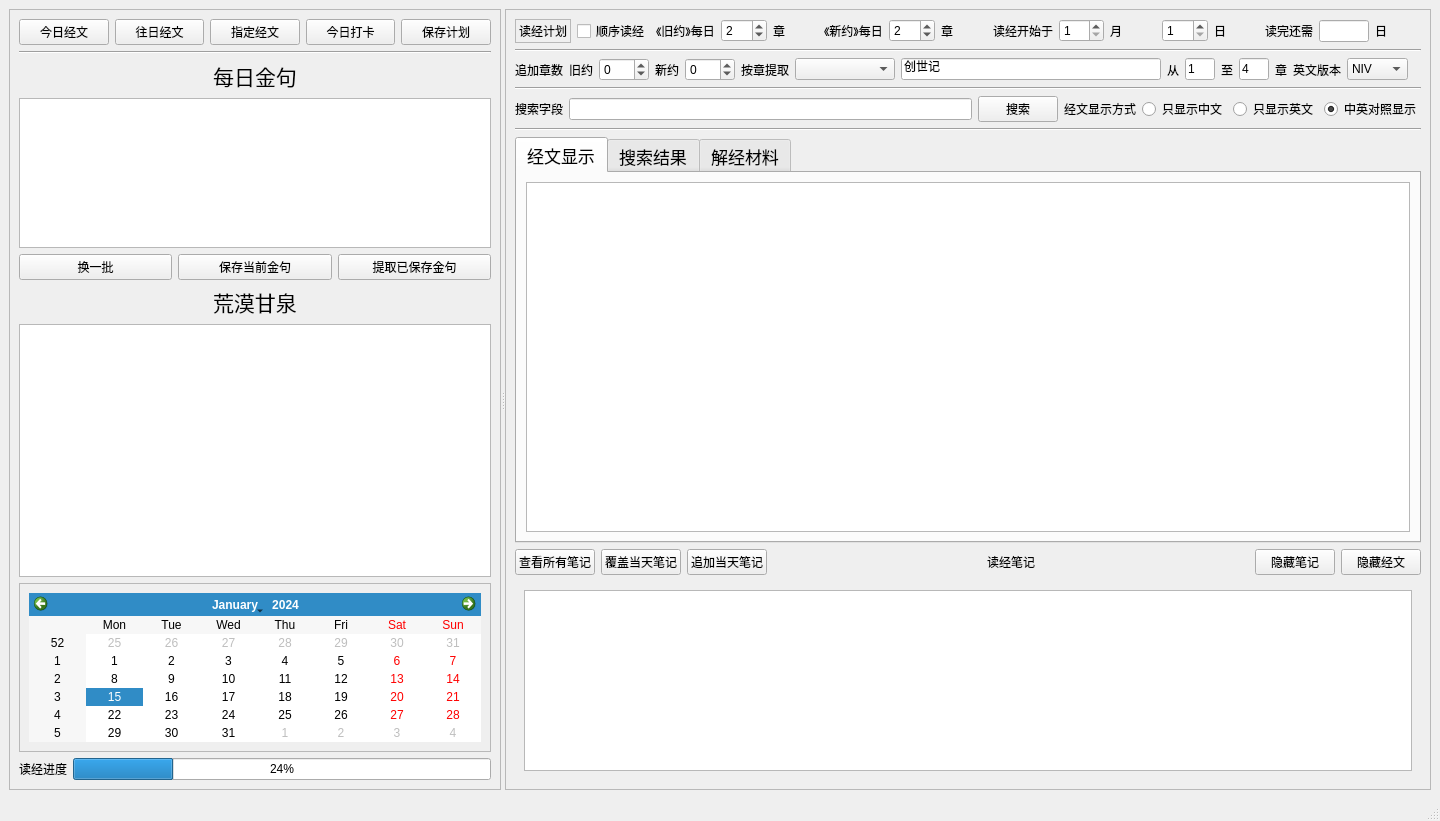
Qt form ui_bible_reading_reminder_new2.ui (jackey-qiu/Bible_Reader) before a commit.
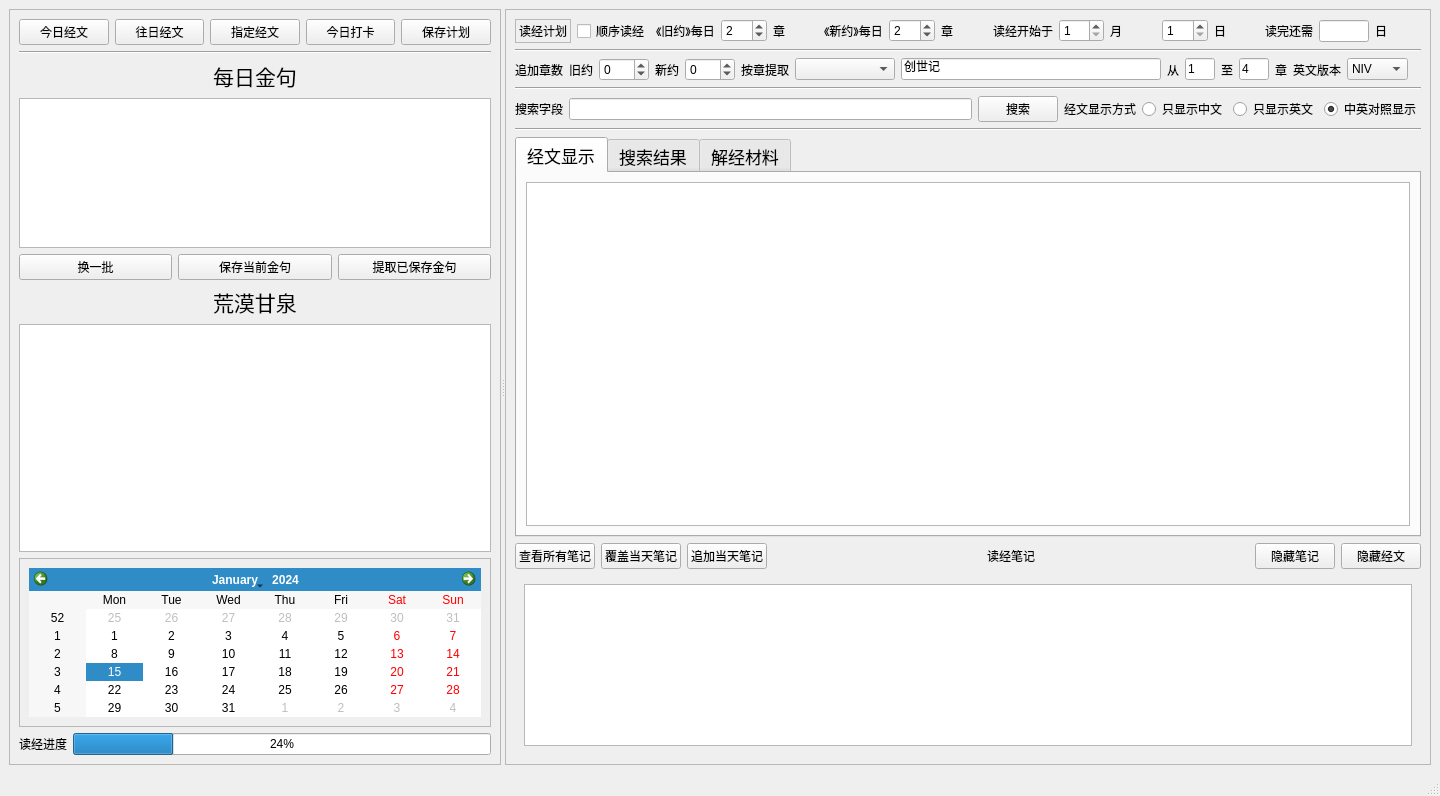
The same form after that commit. The open tabs and pages were chosen to show the change.

```diff
--- a/ui_bible_reading_reminder_new2.ui
+++ b/ui_bible_reading_reminder_new2.ui
@@ -7,7 +7,7 @@
     <x>0</x>
     <y>0</y>
     <width>1440</width>
-    <height>821</height>
+    <height>796</height>
    </rect>
   </property>
   <property name="windowTitle">
@@ -717,16 +717,16 @@
              <widget class="QTextBrowser" name="textBrowser_bible">
               <property name="font">
                <font>
-                <family>Kai</family>
-                <pointsize>17</pointsize>
+                <family>Kaiti SC</family>
+                <pointsize>20</pointsize>
                </font>
               </property>
               <property name="html">
                <string>&lt;!DOCTYPE HTML PUBLIC &quot;-//W3C//DTD HTML 4.0//EN&quot; &quot;http://www.w3.org/TR/REC-html40/strict.dtd&quot;&gt;
 &lt;html&gt;&lt;head&gt;&lt;meta name=&quot;qrichtext&quot; content=&quot;1&quot; /&gt;&lt;style type=&quot;text/css&quot;&gt;
 p, li { white-space: pre-wrap; }
-&lt;/style&gt;&lt;/head&gt;&lt;body style=&quot; font-family:'Kai'; font-size:17pt; font-weight:400; font-style:normal;&quot;&gt;
-&lt;p align=&quot;center&quot; style=&quot;-qt-paragraph-type:empty; margin-top:0px; margin-bottom:0px; margin-left:0px; margin-right:0px; -qt-block-indent:0; text-indent:0px;&quot;&gt;&lt;br /&gt;&lt;/p&gt;&lt;/body&gt;&lt;/html&gt;</string>
+&lt;/style&gt;&lt;/head&gt;&lt;body style=&quot; font-family:'Kaiti SC'; font-size:20pt; font-weight:400; font-style:normal;&quot;&gt;
+&lt;p align=&quot;center&quot; style=&quot;-qt-paragraph-type:empty; margin-top:0px; margin-bottom:0px; margin-left:0px; margin-right:0px; -qt-block-indent:0; text-indent:0px; font-family:'Kai'; font-size:17pt;&quot;&gt;&lt;br /&gt;&lt;/p&gt;&lt;/body&gt;&lt;/html&gt;</string>
               </property>
              </widget>
             </item>
```
Left out of the diff: 14 changed lines with no effect on the pictures.
